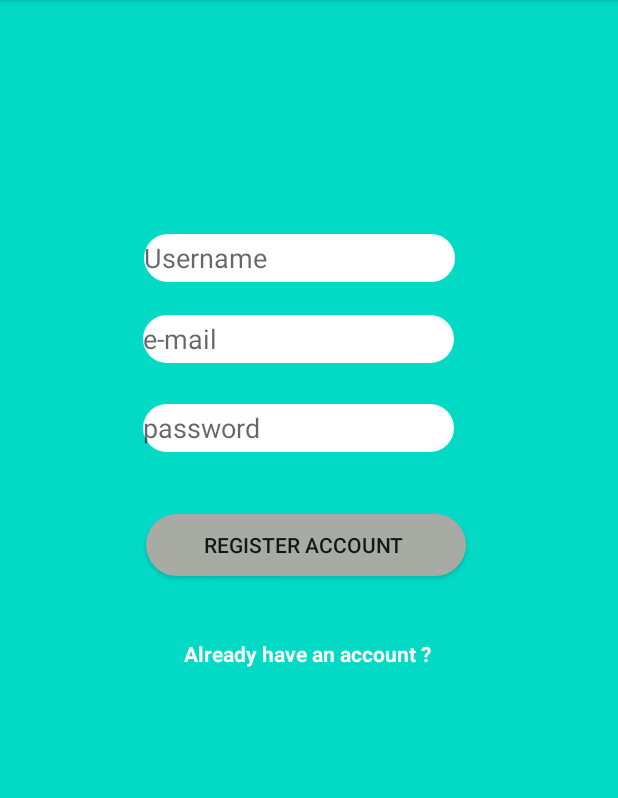
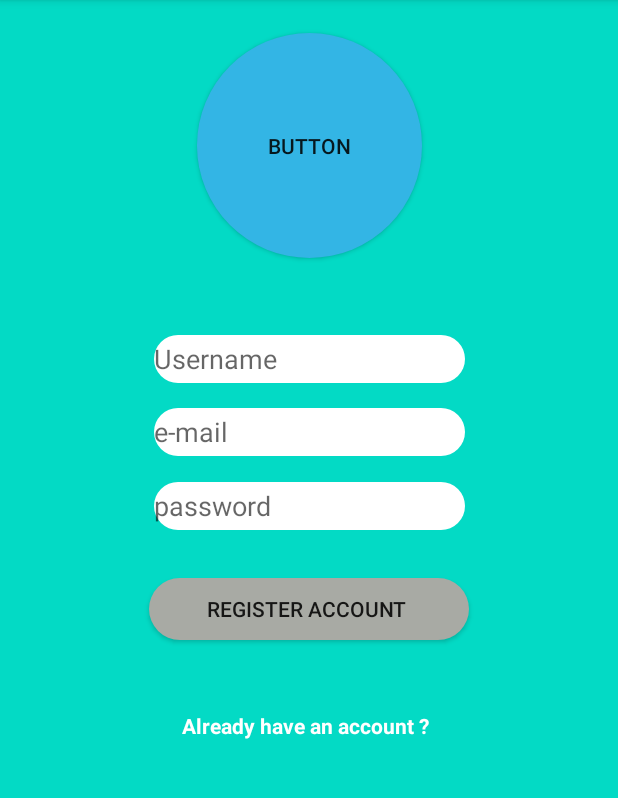
Before and after one commit to piotrSarna1991/SarnaExcel, an Android app: the screen it shows after launch (MainActivity before the commit, RegistrationActivity after it), on a phone screen of 412 x 824 dp, the part 84-882 px from its top. Run offline under Robolectric (Android 15) with nearby library versions, the phone set to English and light mode, and no system bars; our stand-ins replace CircleImageView, Firebase (no records; nobody signed in at launch, a user with empty details on screens opened directly).

Commit message:
1.Upload profile image to Firebase; 2.Save user to Firebase DataBase;

```diff
--- a/app/build.gradle
+++ b/app/build.gradle
@@ -33,7 +33,11 @@ dependencies {
     testImplementation 'junit:junit:4.12'
     androidTestImplementation 'androidx.test.ext:junit:1.1.1'
     androidTestImplementation 'androidx.test.espresso:espresso-core:3.2.0'
-    implementation 'com.google.firebase:firebase-auth:16.0.2'
+    implementation 'com.google.firebase:firebase-auth:19.3.1'
+    implementation 'com.google.firebase:firebase-storage:19.1.1'
+    implementation 'com.google.firebase:firebase-database:19.3.1'
+
+    implementation 'de.hdodenhof:circleimageview:2.2.0'
 
 
 }
--- a/app/src/main/AndroidManifest.xml
+++ b/app/src/main/AndroidManifest.xml
@@ -9,7 +9,7 @@
         android:roundIcon="@mipmap/ic_launcher_round"
         android:supportsRtl="true"
         android:theme="@style/AppTheme">
-        <activity android:name=".MainActivity">
+        <activity android:name=".RegistrationActivity">
             <intent-filter>
                 <action android:name="android.intent.action.MAIN" />
 
--- a/app/src/main/java/com/example/sarnaexcel/LoginActivity.kt
+++ b/app/src/main/java/com/example/sarnaexcel/LoginActivity.kt
@@ -3,11 +3,9 @@ package com.example.sarnaexcel
 import android.content.Context
 import android.content.Intent
 import android.os.Bundle
-import android.os.PersistableBundle
 import android.util.Log
 import android.widget.Toast
 import androidx.appcompat.app.AppCompatActivity
-import com.google.android.gms.tasks.Task
 import com.google.firebase.auth.FirebaseAuth
 import kotlinx.android.synthetic.main.activity_login.*
 
@@ -23,7 +21,7 @@ class LoginActivity : AppCompatActivity() {
 
         }
         backToRegistrationButton.setOnClickListener {
-            val intent = Intent(this, MainActivity::class.java)
+            val intent = Intent(this, RegistrationActivity::class.java)
             startActivity(intent)
         }
 
@@ -46,7 +44,7 @@ class LoginActivity : AppCompatActivity() {
                 val intent = Intent(this, MenuActivity::class.java)
                 startActivity(intent)
             }.addOnFailureListener {
-                Log.d("Main", "Wrong email or password: ${it.message}")
+                Log.d("LoginActivity", "Wrong email or password: ${it.message}")
                 Toast.makeText(this, "Wrong email or password: ${it.message}", Toast.LENGTH_SHORT)
                     .show()
             }
--- a/app/src/main/java/com/example/sarnaexcel/MainActivity.kt
+++ /dev/null
@@ -1,56 +0,0 @@
-package com.example.sarnaexcel
-
-import android.content.Intent
-import androidx.appcompat.app.AppCompatActivity
-import android.os.Bundle
-import android.util.Log
-import android.widget.Toast
-import com.google.firebase.auth.FirebaseAuth
-import kotlinx.android.synthetic.main.activity_main.*
-
-class MainActivity : AppCompatActivity() {
-    override fun onCreate(savedInstanceState: Bundle?) {
-        super.onCreate(savedInstanceState)
-        setContentView(R.layout.activity_main)
-
-        registerButton.setOnClickListener {
-            registerActivity()
-
-
-        }
-
-        alreadyHaveAnAccountButton.setOnClickListener {
-            Log.d("MainActivity", "Try to show login activity")
-
-            val intent = Intent(this, LoginActivity::class.java)
-            startActivity(intent)
-        }
-    }
-
-    private fun registerActivity() {
-        val username = userNameButtonRegister.text.toString()
-        val email = emailButtonRegister.text.toString()
-        val password = passwordButtonRegister.text.toString()
-        val loginActivity = LoginActivity()
-        if (loginActivity.checkEmailAndPassword(this,email, password)) return
-
-        Log.d("MainActivity", "Username is: " + username)
-        Log.d("MainActivity", "Email is: " + email)
-        Log.d("MainActivity", "Password: $password")
-
-        FirebaseAuth.getInstance().createUserWithEmailAndPassword(email, password)
-            .addOnCompleteListener {
-                if (!it.isSuccessful) return@addOnCompleteListener
-
-                // else if successful
-                Log.d("Main", "Successfully created user with uid: ${it.result.user.uid}")
-            }
-            .addOnFailureListener {
-                Log.d("Main", "Failed to create user: ${it.message}")
-                Toast.makeText(this, "Failed to create user: ${it.message}", Toast.LENGTH_SHORT)
-                    .show()
-            }
-    }
-
-
-}
--- /dev/null
+++ b/app/src/main/res/drawable/rounded_select_photo_button.xml
@@ -0,0 +1,5 @@
+<?xml version="1.0" encoding="utf-8"?>
+<shape xmlns:android="http://schemas.android.com/apk/res/android">
+    <solid android:color="@android:color/holo_blue_light"/>
+    <corners android:radius="75dp"/>
+</shape>
--- a/app/src/main/res/layout/activity_main.xml
+++ b/app/src/main/res/layout/activity_main.xml
@@ -5,7 +5,8 @@
     android:layout_width="match_parent"
     android:layout_height="match_parent"
     android:background="@color/colorAccent"
-    tools:context=".MainActivity">
+    tools:context=".RegistrationActivity">
+
 
     <EditText
         android:id="@+id/emailButtonRegister"
@@ -19,10 +20,9 @@
         android:inputType="textEmailAddress"
         app:layout_constraintBottom_toBottomOf="parent"
         app:layout_constraintEnd_toEndOf="parent"
-        app:layout_constraintHorizontal_bias="0.452"
         app:layout_constraintStart_toStartOf="parent"
         app:layout_constraintTop_toTopOf="parent"
-        app:layout_constraintVertical_bias="0.285" />
+        app:layout_constraintVertical_bias="0.37" />
 
     <EditText
         android:id="@+id/passwordButtonRegister"
@@ -36,11 +36,9 @@
         android:inputType="textPassword"
         app:layout_constraintBottom_toBottomOf="parent"
         app:layout_constraintEnd_toEndOf="parent"
-        app:layout_constraintHorizontal_bias="0.452"
         app:layout_constraintStart_toStartOf="parent"
         app:layout_constraintTop_toTopOf="parent"
-        app:layout_constraintVertical_bias="0.366" />
-
+        app:layout_constraintVertical_bias="0.437" />
 
     <Button
         android:id="@+id/registerButton"
@@ -53,10 +51,9 @@
         android:text="Register account "
         app:layout_constraintBottom_toBottomOf="parent"
         app:layout_constraintEnd_toEndOf="parent"
-        app:layout_constraintHorizontal_bias="0.484"
         app:layout_constraintStart_toStartOf="parent"
         app:layout_constraintTop_toTopOf="parent"
-        app:layout_constraintVertical_bias="0.446" />
+        app:layout_constraintVertical_bias="0.507" />
 
     <TextView
         android:id="@+id/alreadyHaveAnAccountButton"
@@ -66,15 +63,15 @@
         android:layout_marginTop="28dp"
         android:layout_marginEnd="32dp"
         android:shadowColor="#FAF6F6"
-        android:textStyle="bold"
         android:text="Already have an account ? "
         android:textColor="#FFFF"
+        android:textStyle="bold"
         app:layout_constraintBottom_toBottomOf="parent"
         app:layout_constraintEnd_toEndOf="parent"
-        app:layout_constraintHorizontal_bias="0.502"
+        app:layout_constraintHorizontal_bias="0.497"
         app:layout_constraintStart_toStartOf="parent"
         app:layout_constraintTop_toTopOf="parent"
-        app:layout_constraintVertical_bias="0.552" />
+        app:layout_constraintVertical_bias="0.619" />
 
     <EditText
         android:id="@+id/userNameButtonRegister"
@@ -86,8 +83,32 @@
         android:hint="Username"
         app:layout_constraintBottom_toBottomOf="parent"
         app:layout_constraintEnd_toEndOf="parent"
-        app:layout_constraintHorizontal_bias="0.455"
         app:layout_constraintStart_toStartOf="parent"
         app:layout_constraintTop_toTopOf="parent"
-        app:layout_constraintVertical_bias="0.212" />
+        app:layout_constraintVertical_bias="0.303" />
+
+    <Button
+        android:id="@+id/selectPhotoRegistryButton"
+        android:layout_width="150dp"
+        android:layout_height="150dp"
+        android:layout_marginStart="32dp"
+        android:layout_marginTop="16dp"
+        android:layout_marginEnd="32dp"
+        android:layout_marginBottom="46dp"
+        android:background="@drawable/rounded_select_photo_button"
+        android:text="Button"
+        app:layout_constraintBottom_toTopOf="@+id/userNameButtonRegister"
+        app:layout_constraintEnd_toEndOf="parent"
+        app:layout_constraintStart_toStartOf="parent"
+        app:layout_constraintTop_toTopOf="parent" />
+
+    <de.hdodenhof.circleimageview.CircleImageView
+        android:id="@+id/selectPhotoImageViewButton"
+        app:civ_border_width="4dp"
+        android:layout_width="150dp"
+        android:layout_height="150dp"
+        app:layout_constraintBottom_toBottomOf="@+id/selectPhotoRegistryButton"
+        app:layout_constraintEnd_toEndOf="@+id/selectPhotoRegistryButton"
+        app:layout_constraintStart_toStartOf="@+id/selectPhotoRegistryButton"
+        app:layout_constraintTop_toTopOf="@+id/selectPhotoRegistryButton" />
 </androidx.constraintlayout.widget.ConstraintLayout>
```
Also changed, not shown: app/src/main/java/com/example/sarnaexcel/RegistrationActivity.kt (added, +132 -0 lines).
